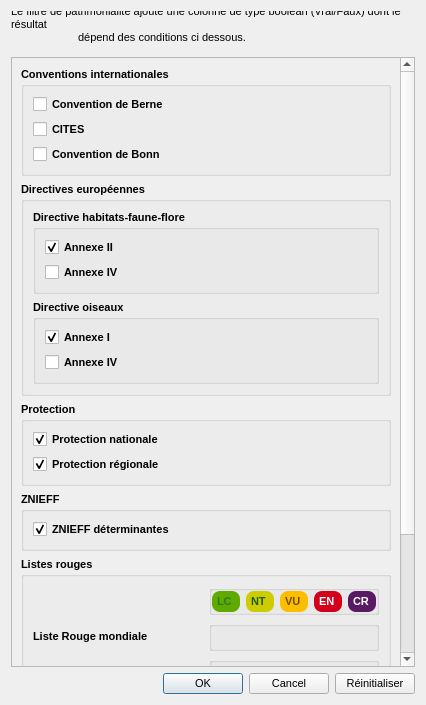
Above: biblizou_dialog_patri.ui from Ki-Mor/biblizou before the change. Below: the same form after it.
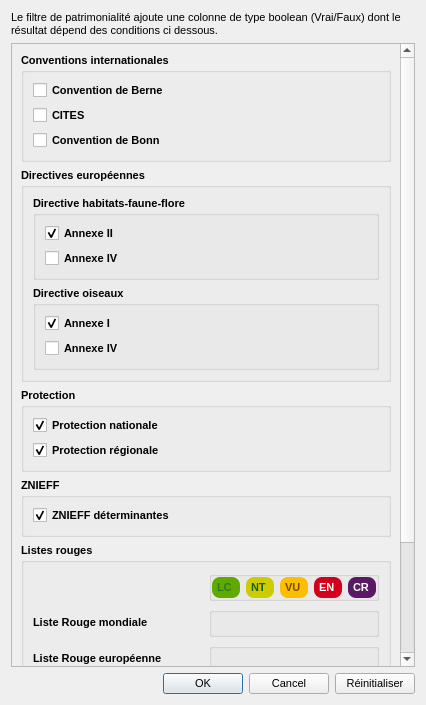
That is the form after the change. Custom widgets are drawn as their Qt base class.

Commit message: fix: ajoute un window title à l'ui patri

```diff
--- a/biblizou_dialog_patri.ui
+++ b/biblizou_dialog_patri.ui
@@ -39,7 +39,7 @@
         <x>0</x>
         <y>0</y>
         <width>389</width>
-           <height>628</height>
+        <height>618</height>
        </rect>
       </property>
       <layout class="QGridLayout" name="gridLayout_8">
@@ -600,12 +600,14 @@
               <property name="font">
                   <font>
                       <pointsize>8</pointsize>
+       <kerning>true</kerning>
                   </font>
               </property>
               <property name="text">
-                  <string>Le filtre de patrimonialité ajoute une colonne de type boolean (Vrai/Faux) dont le résultat
-                      dépend des conditions ci dessous.
-                  </string>
+      <string>Le filtre de patrimonialité ajoute une colonne de type boolean (Vrai/Faux) dont le résultat dépend des conditions ci dessous.</string>
+     </property>
+     <property name="textFormat">
+      <enum>Qt::PlainText</enum>
               </property>
               <property name="alignment">
                   <set>Qt::AlignLeading|Qt::AlignLeft|Qt::AlignVCenter</set>
```
Left out of the diff: 5 changed lines with no effect on the pictures. Lines whose indentation alone changed are shown as unchanged.
